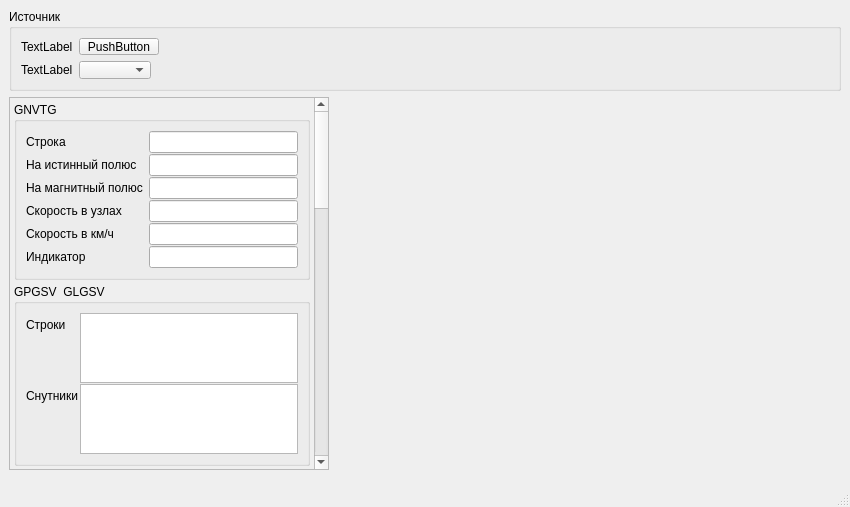
Above: mainwin.ui from OpexXXX/QGPSanalizer before the change. Below: the same form after it.
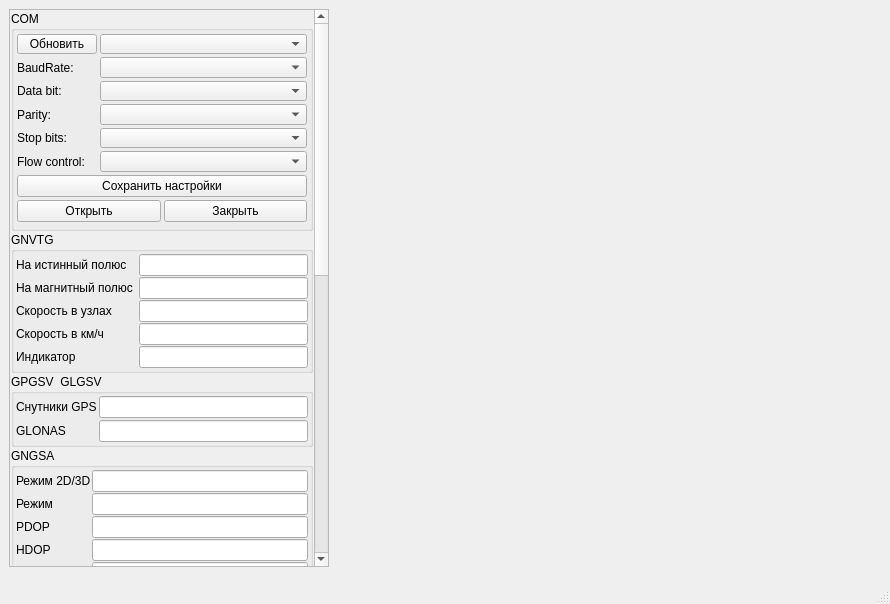
That is the form after the change. Icons and pictures are not drawn. Custom widgets are drawn as their Qt base class.

Commit message: com port

Patch:
```diff
--- a/mainwin.ui
+++ b/mainwin.ui
@@ -6,66 +6,22 @@
    <rect>
     <x>0</x>
     <y>0</y>
-    <width>850</width>
-    <height>507</height>
+    <width>890</width>
+    <height>604</height>
    </rect>
   </property>
   <property name="windowTitle">
-   <string>MainWin</string>
+   <string>NMEA parser</string>
+  </property>
+  <property name="windowIcon">
+   <iconset resource="Resourse.qrc">
+    <normaloff>:/icon/gps-icon.png</normaloff>:/icon/gps-icon.png</iconset>
   </property>
   <widget class="QWidget" name="centralwidget">
-   <layout class="QVBoxLayout" name="verticalLayout_6" stretch="0,0">
+   <layout class="QVBoxLayout" name="verticalLayout_6" stretch="0">
     <property name="sizeConstraint">
      <enum>QLayout::SetDefaultConstraint</enum>
     </property>
-    <item>
-     <widget class="QGroupBox" name="groupBox_5">
-      <property name="minimumSize">
-       <size>
-        <width>0</width>
-        <height>82</height>
-       </size>
-      </property>
-      <property name="maximumSize">
-       <size>
-        <width>16777215</width>
-        <height>82</height>
-       </size>
-      </property>
-      <property name="title">
-       <string>Источник</string>
-      </property>
-      <layout class="QFormLayout" name="formLayout_8">
-       <property name="fieldGrowthPolicy">
-        <enum>QFormLayout::ExpandingFieldsGrow</enum>
-       </property>
-       <item row="0" column="0">
-        <widget class="QLabel" name="label_41">
-         <property name="text">
-          <string>TextLabel</string>
-         </property>
-        </widget>
-       </item>
-       <item row="0" column="1">
-        <widget class="QPushButton" name="pushButton">
-         <property name="text">
-          <string>PushButton</string>
-         </property>
-        </widget>
-       </item>
-       <item row="2" column="1">
-        <widget class="QComboBox" name="comboBox"/>
-       </item>
-       <item row="2" column="0">
-        <widget class="QLabel" name="label_42">
-         <property name="text">
-          <string>TextLabel</string>
-         </property>
-        </widget>
-       </item>
-      </layout>
-     </widget>
-    </item>
     <item>
      <layout class="QHBoxLayout" name="horizontalLayout">
       <property name="rightMargin">
@@ -91,31 +47,180 @@
            <x>0</x>
            <y>0</y>
            <width>301</width>
-           <height>1217</height>
+           <height>1063</height>
           </rect>
          </property>
          <layout class="QVBoxLayout" name="verticalLayout_7">
           <property name="spacing">
-           <number>4</number>
+           <number>1</number>
           </property>
           <property name="leftMargin">
-           <number>4</number>
+           <number>1</number>
           </property>
           <property name="topMargin">
-           <number>4</number>
+           <number>1</number>
           </property>
           <property name="rightMargin">
-           <number>4</number>
+           <number>1</number>
           </property>
           <property name="bottomMargin">
-           <number>4</number>
+           <number>1</number>
           </property>
+          <item>
+           <widget class="QGroupBox" name="groupBox_5">
+            <property name="minimumSize">
+             <size>
+              <width>0</width>
+              <height>0</height>
+             </size>
+            </property>
+            <property name="maximumSize">
+             <size>
+              <width>16777215</width>
+              <height>220</height>
+             </size>
+            </property>
+            <property name="title">
+             <string>COM </string>
+            </property>
+            <layout class="QVBoxLayout" name="verticalLayout">
+             <property name="spacing">
+              <number>3</number>
+             </property>
+             <property name="leftMargin">
+              <number>3</number>
+             </property>
+             <property name="topMargin">
+              <number>3</number>
+             </property>
+             <property name="rightMargin">
+              <number>3</number>
+             </property>
+             <property name="bottomMargin">
+              <number>3</number>
+             </property>
+             <item>
+              <layout class="QFormLayout" name="formLayout_3">
+               <property name="horizontalSpacing">
+                <number>3</number>
+               </property>
+               <property name="verticalSpacing">
+                <number>3</number>
+               </property>
+               <item row="0" column="1">
+                <widget class="QComboBox" name="comboBoxComPorts"/>
+               </item>
+               <item row="0" column="0">
+                <widget class="QPushButton" name="pushBtnCOMSearch">
+                 <property name="text">
+                  <string>Обновить</string>
+                 </property>
+                </widget>
+               </item>
+               <item row="2" column="0">
+                <widget class="QLabel" name="label_41">
+                 <property name="text">
+                  <string>Data bit:</string>
+                 </property>
+                </widget>
+               </item>
+               <item row="3" column="0">
+                <widget class="QLabel" name="label_42">
+                 <property name="text">
+                  <string>Parity:</string>
+                 </property>
+                </widget>
+               </item>
+               <item row="4" column="0">
+                <widget class="QLabel" name="label_43">
+                 <property name="text">
+                  <string>Stop bits:</string>
+                 </property>
+                </widget>
+               </item>
+               <item row="5" column="0">
+                <widget class="QLabel" name="label_44">
+                 <property name="text">
+                  <string>Flow control:</string>
+                 </property>
+                </widget>
+               </item>
+               <item row="3" column="1">
+                <widget class="QComboBox" name="comboBoxComParity"/>
+               </item>
+               <item row="4" column="1">
+                <widget class="QComboBox" name="comboBoxComStopbits"/>
+               </item>
+               <item row="5" column="1">
+                <widget class="QComboBox" name="comboBoxComFlowControl"/>
+               </item>
+               <item row="2" column="1">
+                <widget class="QComboBox" name="comboBoxComDatabits"/>
+               </item>
+               <item row="1" column="0">
+                <widget class="QLabel" name="label_45">
+                 <property name="text">
+                  <string>BaudRate:</string>
+                 </property>
+                </widget>
+               </item>
+               <item row="1" column="1">
+                <widget class="QComboBox" name="comboBoxBaudRate"/>
+               </item>
+              </layout>
+             </item>
+             <item>
+              <widget class="QPushButton" name="pushBtnComSaveSett">
+               <property name="text">
+                <string>Сохранить настройки</string>
+               </property>
+              </widget>
+             </item>
+             <item>
+              <layout class="QHBoxLayout" name="horizontalLayout_2">
+               <property name="bottomMargin">
+                <number>3</number>
+               </property>
+               <item>
+                <widget class="QPushButton" name="pushBtnComConnect">
+                 <property name="text">
+                  <string>Открыть</string>
+                 </property>
+                </widget>
+               </item>
+               <item>
+                <widget class="QPushButton" name="pushBtnComDisconnect">
+                 <property name="text">
+                  <string>Закрыть</string>
+                 </property>
+                </widget>
+               </item>
+              </layout>
+             </item>
+            </layout>
+           </widget>
+          </item>
           <item>
            <widget class="QGroupBox" name="groupBoxGNVTG">
             <property name="title">
              <string>GNVTG</string>
             </property>
             <layout class="QVBoxLayout" name="verticalLayout_3">
+             <property name="spacing">
+              <number>2</number>
+             </property>
+             <property name="leftMargin">
+              <number>2</number>
+             </property>
+             <property name="topMargin">
+              <number>2</number>
+             </property>
+             <property name="rightMargin">
+              <number>2</number>
+             </property>
+             <property name="bottomMargin">
+              <number>2</number>
+             </property>
              <item>
               <layout class="QFormLayout" name="formLayout_2">
                <property name="horizontalSpacing">
@@ -124,7 +229,7 @@
                <property name="verticalSpacing">
                 <number>1</number>
                </property>
-               <item row="1" column="0">
+               <item row="0" column="0">
                 <widget class="QLabel" name="label_20">
                  <property name="toolTip">
                   <string>Курс на истинный полюс (в градусах), затем следует буква Т;</string>
@@ -134,10 +239,10 @@
                  </property>
                 </widget>
                </item>
-               <item row="1" column="1">
-                <widget class="QLineEdit" name="lineEdit_7"/>
+               <item row="0" column="1">
+                <widget class="QLineEdit" name="lEdVTG_CourseTrue"/>
                </item>
-               <item row="2" column="0">
+               <item row="1" column="0">
                 <widget class="QLabel" name="label_18">
                  <property name="toolTip">
                   <string>Курс на магнитный полюс (так же в градусах), затем следует буква М;</string>
@@ -147,10 +252,10 @@
                  </property>
                 </widget>
                </item>
-               <item row="2" column="1">
-                <widget class="QLineEdit" name="lineEdit_6"/>
+               <item row="1" column="1">
+                <widget class="QLineEdit" name="lEdVTG_CourseMagnetic"/>
                </item>
-               <item row="3" column="0">
+               <item row="2" column="0">
                 <widget class="QLabel" name="label_19">
                  <property name="toolTip">
                   <string>Скорость относительно земли в узлах, затем следует буква N;</string>
@@ -160,10 +265,10 @@
                  </property>
                 </widget>
                </item>
-               <item row="3" column="1">
-                <widget class="QLineEdit" name="lineEdit_8"/>
+               <item row="2" column="1">
+                <widget class="QLineEdit" name="lEdVTG_SpeedKn"/>
                </item>
-               <item row="4" column="0">
+               <item row="3" column="0">
                 <widget class="QLabel" name="label_21">
                  <property name="toolTip">
                   <string>Скорость относительно земли в км/ч, затем следует буква К;</string>
@@ -173,10 +278,10 @@
                  </property>
                 </widget>
                </item>
-               <item row="4" column="1">
-                <widget class="QLineEdit" name="lineEdit_9"/>
+               <item row="3" column="1">
+                <widget class="QLineEdit" name="lEdVTG_SpeedKmh"/>
                </item>
-               <item row="5" column="0">
+               <item row="4" column="0">
                 <widget class="QLabel" name="label_22">
                  <property name="toolTip">
                   <string>A = Автономный режим
@@ -191,18 +296,8 @@
                  </property>
                 </widget>
                </item>
-               <item row="0" column="1">
-                <widget class="QLineEdit" name="lineEdit_10"/>
-               </item>
-               <item row="0" column="0">
-                <widget class="QLabel" name="label_24">
-                 <property name="text">
-                  <string>Строка</string>
-                 </property>
-                </widget>
-               </item>
-               <item row="5" column="1">
-                <widget class="QLineEdit" name="lineEdit_29"/>
+               <item row="4" column="1">
+                <widget class="QLineEdit" name="lEdVTG_indicator"/>
                </item>
               </layout>
              </item>
@@ -216,30 +311,42 @@
             </property>
             <layout class="QFormLayout" name="formLayout_6">
              <property name="horizontalSpacing">
-              <number>1</number>
+              <number>2</number>
              </property>
              <property name="verticalSpacing">
-              <number>1</number>
+              <number>2</number>
+             </property>
+             <property name="leftMargin">
+              <number>2</number>
+             </property>
+             <property name="topMargin">
+              <number>2</number>
+             </property>
+             <property name="rightMargin">
+              <number>2</number>
+             </property>
+             <property name="bottomMargin">
+              <number>2</number>
              </property>
              <item row="0" column="0">
-              <widget class="QLabel" name="label_38">
-               <property name="text">
-                <string>Строки</string>
-               </property>
-              </widget>
-             </item>
-             <item row="0" column="1">
-              <widget class="QListWidget" name="listWidget_2"/>
-             </item>
-             <item row="1" column="0">
               <widget class="QLabel" name="label_39">
                <property name="text">
-                <string>Снутники</string>
+                <string>Снутники GPS</string>
+               </property>
+              </widget>
+             </item>
+             <item row="0" column="1">
+              <widget class="QLineEdit" name="lEdGSV_GPS_sat_count"/>
+             </item>
+             <item row="1" column="0">
+              <widget class="QLabel" name="label_38">
+               <property name="text">
+                <string>GLONAS</string>
                </property>
               </widget>
              </item>
              <item row="1" column="1">
-              <widget class="QListWidget" name="listWidget_3"/>
+              <widget class="QLineEdit" name="lEdGSV_glonas_sat_count"/>
              </item>
             </layout>
            </widget>
@@ -250,6 +357,21 @@
              <string>GNGSA</string>
             </property>
             <layout class="QVBoxLayout" name="verticalLayout_5">
+             <property name="spacing">
+              <number>2</number>
+             </property>
+             <property name="leftMargin">
+              <number>2</number>
+             </property>
+             <property name="topMargin">
+              <number>2</number>
+             </property>
+             <property name="rightMargin">
+              <number>2</number>
+             </property>
+             <property name="bottomMargin">
+              <number>2</number>
+             </property>
              <item>
               <layout class="QFormLayout" name="formLayout_5">
                <property name="horizontalSpacing">
@@ -261,111 +383,79 @@
                <item row="0" column="0">
                 <widget class="QLabel" name="label_3">
                  <property name="text">
-                  <string>Строка 1</string>
+                  <string>Режим 2D/3D</string>
                  </property>
                 </widget>
                </item>
+               <item row="0" column="1">
+                <widget class="QLineEdit" name="lEdGSA_Mode"/>
+               </item>
                <item row="1" column="0">
                 <widget class="QLabel" name="label_8">
                  <property name="text">
-                  <string>Строка 2</string>
+                  <string>Режим</string>
                  </property>
                 </widget>
                </item>
+               <item row="1" column="1">
+                <widget class="QLineEdit" name="lEdGSA_Type"/>
+               </item>
                <item row="2" column="0">
-                <widget class="QLabel" name="label_9">
-                 <property name="text">
-                  <string>Список спутников</string>
-                 </property>
-                </widget>
-               </item>
-               <item row="2" column="1">
-                <widget class="QListWidget" name="listWidget"/>
-               </item>
-               <item row="3" column="0">
                 <widget class="QLabel" name="label_16">
                  <property name="text">
                   <string>PDOP </string>
                  </property>
                 </widget>
                </item>
-               <item row="4" column="0">
+               <item row="2" column="1">
+                <widget class="QLineEdit" name="lEdGSA_PDOP"/>
+               </item>
+               <item row="3" column="0">
                 <widget class="QLabel" name="label_17">
                  <property name="text">
                   <string>HDOP </string>
                  </property>
                 </widget>
                </item>
-               <item row="5" column="0">
+               <item row="3" column="1">
+                <widget class="QLineEdit" name="lEdGSA_HDOP"/>
+               </item>
+               <item row="4" column="0">
                 <widget class="QLabel" name="label_23">
                  <property name="text">
                   <string>VDOP </string>
                  </property>
                 </widget>
                </item>
-               <item row="3" column="1">
-                <widget class="QLineEdit" name="lineEdit_30"/>
-               </item>
                <item row="4" column="1">
-                <widget class="QLineEdit" name="lineEdit_31"/>
-               </item>
-               <item row="5" column="1">
-                <widget class="QLineEdit" name="lineEdit_32"/>
-               </item>
-               <item row="1" column="1">
-                <widget class="QLineEdit" name="lineEdit_33"/>
-               </item>
-               <item row="0" column="1">
-                <widget class="QLineEdit" name="lineEdit_34"/>
+                <widget class="QLineEdit" name="lEdGSA_VDOP"/>
                </item>
               </layout>
              </item>
             </layout>
            </widget>
           </item>
-          <item>
-           <widget class="QGroupBox" name="groupBox_4">
-            <property name="title">
-             <string>GNGLL</string>
-            </property>
-            <layout class="QFormLayout" name="formLayout_7">
-             <property name="horizontalSpacing">
-              <number>1</number>
-             </property>
-             <property name="verticalSpacing">
-              <number>1</number>
-             </property>
-             <property name="leftMargin">
-              <number>3</number>
-             </property>
-             <property name="topMargin">
-              <number>3</number>
-             </property>
-             <property name="rightMargin">
-              <number>3</number>
-             </property>
-             <property name="bottomMargin">
-              <number>3</number>
-             </property>
-             <item row="0" column="0">
-              <widget class="QLabel" name="label_40">
-               <property name="text">
-                <string>Строка</string>
-               </property>
-              </widget>
-             </item>
-             <item row="0" column="1">
-              <widget class="QLineEdit" name="lineEdit_35"/>
-             </item>
-            </layout>
-           </widget>
-          </item>
           <item>
            <widget class="QGroupBox" name="groupBoxGNRMC">
             <property name="title">
              <string>GNMRC</string>
             </property>
             <layout class="QVBoxLayout" name="verticalLayout_2">
+             <property name="spacing">
+              <number>2</number>
+             </property>
+             <property name="leftMargin">
+              <number>2</number>
+             </property>
+             <property name="topMargin">
+              <number>2</number>
+             </property>
+             <property name="rightMargin">
+              <number>2</number>
+             </property>
+             <property name="bottomMargin">
+              <number>2</number>
+             </property>
              <item>
               <layout class="QFormLayout" name="formLayout">
                <property name="horizontalSpacing">
@@ -374,14 +464,21 @@
                <property name="verticalSpacing">
                 <number>1</number>
                </property>
-               <item row="1" column="0">
+               <item row="0" column="0">
                 <widget class="QLabel" name="label">
                  <property name="text">
                   <string>Время UTC</string>
                  </property>
                 </widget>
                </item>
-               <item row="2" column="0">
+               <item row="0" column="1">
+                <widget class="QTimeEdit" name="lEdRMCtime">
+                 <property name="displayFormat">
+                  <string>H:mm:ss</string>
+                 </property>
+                </widget>
+               </item>
+               <item row="1" column="0">
                 <widget class="QLabel" name="label_2">
                  <property name="toolTip">
                   <string>статус, А если данные достоверны или V если не достоверны;</string>
@@ -391,17 +488,20 @@
                  </property>
                 </widget>
                </item>
-               <item row="3" column="0">
+               <item row="1" column="1">
+                <widget class="QLineEdit" name="lEdRMCstatus"/>
+               </item>
+               <item row="2" column="0">
                 <widget class="QLabel" name="label_4">
                  <property name="text">
                   <string>Широта</string>
                  </property>
                 </widget>
                </item>
-               <item row="3" column="1">
-                <widget class="QLineEdit" name="lineEdit"/>
+               <item row="2" column="1">
+                <widget class="QLineEdit" name="lEdRMCLat"/>
                </item>
-               <item row="4" column="0">
+               <item row="3" column="0">
                 <widget class="QLabel" name="label_5">
                  <property name="toolTip">
                   <string>полушарие, N для северного, S для южного;</string>
@@ -411,17 +511,20 @@
                  </property>
                 </widget>
                </item>
-               <item row="5" column="0">
+               <item row="3" column="1">
+                <widget class="QLineEdit" name="lEdRMCNS"/>
+               </item>
+               <item row="4" column="0">
                 <widget class="QLabel" name="label_6">
                  <property name="text">
                   <string>Долгота</string>
                  </property>
                 </widget>
                </item>
-               <item row="5" column="1">
-                <widget class="QLineEdit" name="lineEdit_2"/>
+               <item row="4" column="1">
+                <widget class="QLineEdit" name="lEdRMCLon"/>
                </item>
-               <item row="6" column="0">
+               <item row="5" column="0">
                 <widget class="QLabel" name="label_7">
                  <property name="toolTip">
                   <string>полушарие, W  для западного, E для восточного;</string>
@@ -431,7 +534,10 @@
                  </property>
                 </widget>
                </item>
-               <item row="8" column="0">
+               <item row="5" column="1">
+                <widget class="QLineEdit" name="lEdRMCEW"/>
+               </item>
+               <item row="7" column="0">
                 <widget class="QLabel" name="label_10">
                  <property name="toolTip">
                   <string>скорость относительно земли в узлах (1 узел = 1.852 км/ч);</string>
@@ -441,10 +547,10 @@
                  </property>
                 </widget>
                </item>
-               <item row="8" column="1">
-                <widget class="QLineEdit" name="lineEdit_3"/>
+               <item row="7" column="1">
+                <widget class="QLineEdit" name="lEdRMCSpeedKn"/>
                </item>
-               <item row="9" column="0">
+               <item row="8" column="0">
                 <widget class="QLabel" name="label_11">
                  <property name="toolTip">
                   <string>азимут направления движения в градусах;</string>
@@ -454,21 +560,24 @@
                  </property>
                 </widget>
                </item>
-               <item row="9" column="1">
-                <widget class="QLineEdit" name="lineEdit_4"/>
+               <item row="8" column="1">
+                <widget class="QLineEdit" name="lEdRMCCourseOG"/>
                </item>
-               <item row="1" column="1">
-                <widget class="QTimeEdit" name="timeEdit"/>
-               </item>
-               <item row="10" column="0">
+               <item row="9" column="0">
                 <widget class="QLabel" name="label_12">
                  <property name="text">
                   <string>Дата</string>
                  </property>
                 </widget>
                </item>
-               <item row="11" column="0">
+               <item row="9" column="1">
+                <widget class="QDateEdit" name="datEditDate"/>
+               </item>
+               <item row="10" column="0">
                 <widget class="QLabel" name="label_13">
+                 <property name="enabled">
+                  <bool>false</bool>
+                 </property>
                  <property name="toolTip">
                   <string>магнитное склонение в градусах;</string>
                  </property>
@@ -477,8 +586,18 @@
                  </property>
                 </widget>
                </item>
-               <item row="12" column="0">
+               <item row="10" column="1">
+                <widget class="QLineEdit" name="lineEdit_5">
+                 <property name="enabled">
+                  <bool>false</bool>
+                 </property>
+                </widget>
+               </item>
+               <item row="11" column="0">
                 <widget class="QLabel" name="label_14">
+                 <property name="enabled">
+                  <bool>false</bool>
+                 </property>
                  <property name="toolTip">
                   <string>направление склонения, W для западного, E для восточного;</string>
                  </property>
@@ -487,13 +606,14 @@
                  </property>
                 </widget>
                </item>
-               <item row="10" column="1">
-                <widget class="QDateEdit" name="dateEdit"/>
-               </item>
                <item row="11" column="1">
-                <widget class="QLineEdit" name="lineEdit_5"/>
+                <widget class="QLineEdit" name="lineEdit_27">
+                 <property name="enabled">
+                  <bool>false</bool>
+                 </property>
+                </widget>
                </item>
-               <item row="13" column="0">
+               <item row="12" column="0">
                 <widget class="QLabel" name="label_15">
                  <property name="toolTip">
                   <string>A = Автономный режим
@@ -508,30 +628,8 @@
                  </property>
                 </widget>
                </item>
-               <item row="0" column="0">
-                <widget class="QLabel" name="label_25">
-                 <property name="text">
-                  <string>Строка</string>
-                 </property>
-                </widget>
-               </item>
-               <item row="0" column="1">
-                <widget class="QLineEdit" name="lineEdit_11"/>
-               </item>
-               <item row="2" column="1">
-                <widget class="QLineEdit" name="lineEdit_24"/>
-               </item>
-               <item row="4" column="1">
-                <widget class="QLineEdit" name="lineEdit_25"/>
-               </item>
-               <item row="6" column="1">
-                <widget class="QLineEdit" name="lineEdit_26"/>
-               </item>
                <item row="12" column="1">
-                <widget class="QLineEdit" name="lineEdit_27"/>
-               </item>
-               <item row="13" column="1">
-                <widget class="QLineEdit" name="lineEdit_28"/>
+                <widget class="QLineEdit" name="lEdRMCIndication"/>
                </item>
               </layout>
              </item>
@@ -544,6 +642,21 @@
              <string>GNGGA</string>
             </property>
             <layout class="QVBoxLayout" name="verticalLayout_4">
+             <property name="spacing">
+              <number>2</number>
+             </property>
+             <property name="leftMargin">
+              <number>2</number>
+             </property>
+             <property name="topMargin">
+              <number>2</number>
+             </property>
+             <property name="rightMargin">
+              <number>2</number>
+             </property>
+             <property name="bottomMargin">
+              <number>2</number>
+             </property>
              <item>
               <layout class="QFormLayout" name="formLayout_4">
                <property name="horizontalSpacing">
@@ -553,13 +666,6 @@
                 <number>1</number>
                </property>
                <item row="0" column="0">
-                <widget class="QLabel" name="label_26">
-                 <property name="text">
-                  <string>Строка</string>
-                 </property>
-                </widget>
-               </item>
-               <item row="1" column="0">
                 <widget class="QLabel" name="label_27">
                  <property name="toolTip">
                   <string>Время определения координат в формате ччммсс.сс по UTC</string>
@@ -569,42 +675,60 @@
                  </property>
                 </widget>
                </item>
-               <item row="2" column="0">
+               <item row="0" column="1">
+                <widget class="QLineEdit" name="lEdGGA_time"/>
+               </item>
+               <item row="1" column="0">
                 <widget class="QLabel" name="label_28">
                  <property name="text">
                   <string>Широта</string>
                  </property>
                 </widget>
                </item>
-               <item row="3" column="0">
+               <item row="1" column="1">
+                <widget class="QLineEdit" name="lEdGGA_lat"/>
+               </item>
+               <item row="2" column="0">
                 <widget class="QLabel" name="label_29">
                  <property name="text">
                   <string>Полушарие N/S</string>
                  </property>
                 </widget>
                </item>
-               <item row="4" column="0">
+               <item row="2" column="1">
+                <widget class="QLineEdit" name="lEdGGA_NS"/>
+               </item>
+               <item row="3" column="0">
                 <widget class="QLabel" name="label_30">
                  <property name="text">
                   <string>Долгота</string>
                  </property>
                 </widget>
                </item>
-               <item row="5" column="0">
+               <item row="3" column="1">
+                <widget class="QLineEdit" name="lEdGGA_lon"/>
+               </item>
+               <item row="4" column="0">
                 <widget class="QLabel" name="label_31">
                  <property name="text">
                   <string>Полушарие W/E</string>
                  </property>
                 </widget>
                </item>
-               <item row="6" column="0">
+               <item row="4" column="1">
+                <widget class="QLineEdit" name="lEdGGA_WE"/>
+               </item>
+               <item row="5" column="0">
                 <widget class="QLabel" name="label_32">
                  <property name="text">
                   <string>Режим работы</string>
                  </property>
                 </widget>
                </item>
-               <item row="7" column="0">
+               <item row="5" column="1">
+                <widget class="QLineEdit" name="lEdGGA_work"/>
+               </item>
+               <item row="6" column="0">
                 <widget class="QLabel" name="label_33">
                  <property name="toolTip">
                   <string>количество спутников, использованных для получения координат;</string>
@@ -614,7 +738,10 @@
                  </property>
                 </widget>
                </item>
-               <item row="8" column="0">
+               <item row="6" column="1">
+                <widget class="QLineEdit" name="lEdGGA_satCount"/>
+               </item>
+               <item row="7" column="0">
                 <widget class="QLabel" name="label_34">
                  <property name="toolTip">
                   <string>HDOP</string>
@@ -624,7 +751,10 @@
                  </property>
                 </widget>
                </item>
-               <item row="9" column="0">
+               <item row="7" column="1">
+                <widget class="QLineEdit" name="lEdGGA_HDOP"/>
+               </item>
+               <item row="8" column="0">
                 <widget class="QLabel" name="label_35">
                  <property name="toolTip">
                   <string>Высота над уровнем моря в метрах, далее следует буква М;</string>
@@ -634,7 +764,10 @@
                  </property>
                 </widget>
                </item>
-               <item row="10" column="0">
+               <item row="8" column="1">
+                <widget class="QLineEdit" name="lEdGGA_AltitudeOfSea"/>
+               </item>
+               <item row="9" column="0">
                 <widget class="QLabel" name="label_36">
                  <property name="toolTip">
                   <string>Высота над геоидом в метрах, далее следует буква М;</string>
@@ -644,48 +777,25 @@
                  </property>
                 </widget>
                </item>
-               <item row="12" column="0">
+               <item row="9" column="1">
+                <widget class="QLineEdit" name="lEdGGA_AltitudeOfGeoid"/>
+               </item>
+               <item row="11" column="0">
                 <widget class="QLabel" name="label_37">
+                 <property name="enabled">
+                  <bool>false</bool>
+                 </property>
                  <property name="text">
                   <string>Возраст дифф поправок</string>
                  </property>
                 </widget>
                </item>
-               <item row="0" column="1">
-                <widget class="QLineEdit" name="lineEdit_12"/>
-               </item>
-               <item row="1" column="1">
-                <widget class="QLineEdit" name="lineEdit_13"/>
-               </item>
-               <item row="2" column="1">
-                <widget class="QLineEdit" name="lineEdit_14"/>
-               </item>
-               <item row="3" column="1">
-                <widget class="QLineEdit" name="lineEdit_15"/>
-               </item>
-               <item row="4" column="1">
-                <widget class="QLineEdit" name="lineEdit_16"/>
-               </item>
-               <item row="5" column="1">
-                <widget class="QLineEdit" name="lineEdit_17"/>
-               </item>
-               <item row="7" column="1">
-                <widget class="QLineEdit" name="lineEdit_18"/>
-               </item>
-               <item row="9" column="1">
-                <widget class="QLineEdit" name="lineEdit_19"/>
-               </item>
-               <item row="10" column="1">
-                <widget class="QLineEdit" name="lineEdit_20"/>
-               </item>
-               <item row="12" column="1">
-                <widget class="QLineEdit" name="lineEdit_21"/>
-               </item>
-               <item row="8" column="1">
-                <widget class="QLineEdit" name="lineEdit_22"/>
-               </item>
-               <item row="6" column="1">
-                <widget class="QLineEdit" name="lineEdit_23"/>
+               <item row="11" column="1">
+                <widget class="QLineEdit" name="lineEdit_21">
+                 <property name="enabled">
+                  <bool>false</bool>
+                 </property>
+                </widget>
                </item>
               </layout>
              </item>
@@ -697,7 +807,7 @@
        </widget>
       </item>
       <item>
-       <widget class="QCustomPlot" name="widget" native="true"/>
+       <widget class="QCustomPlot" name="MainPlot" native="true"/>
       </item>
      </layout>
     </item>
@@ -708,7 +818,7 @@
     <rect>
      <x>0</x>
      <y>0</y>
-     <width>850</width>
+     <width>890</width>
      <height>22</height>
     </rect>
    </property>
```
Left out of the diff: 4 changed lines with no effect on the pictures. The commit also changes 9 other files.
